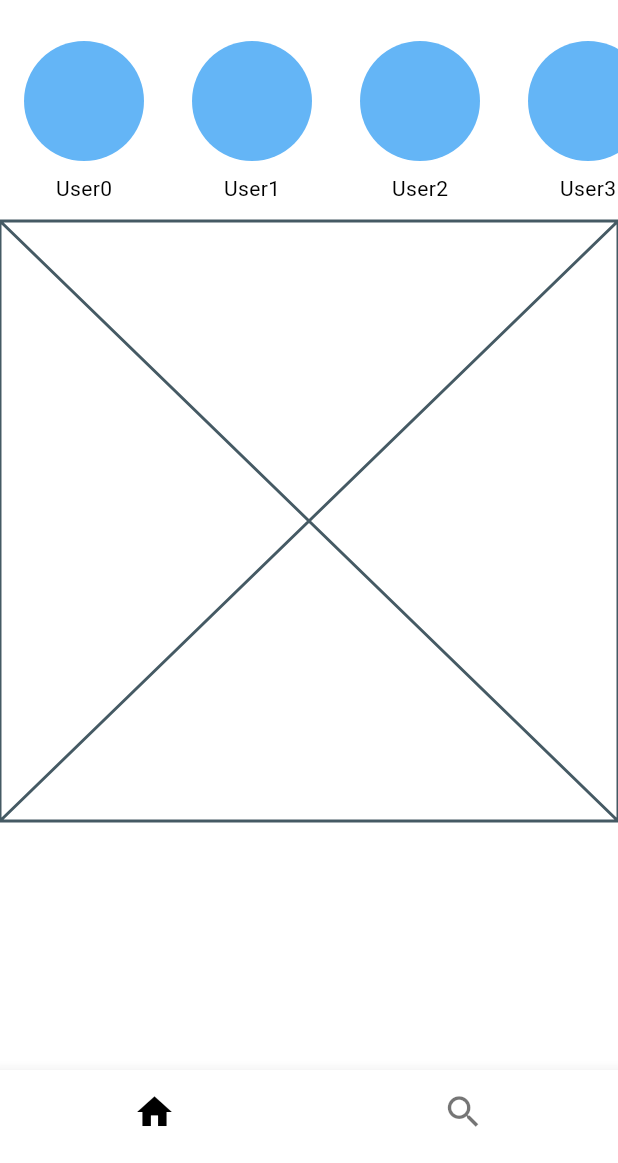
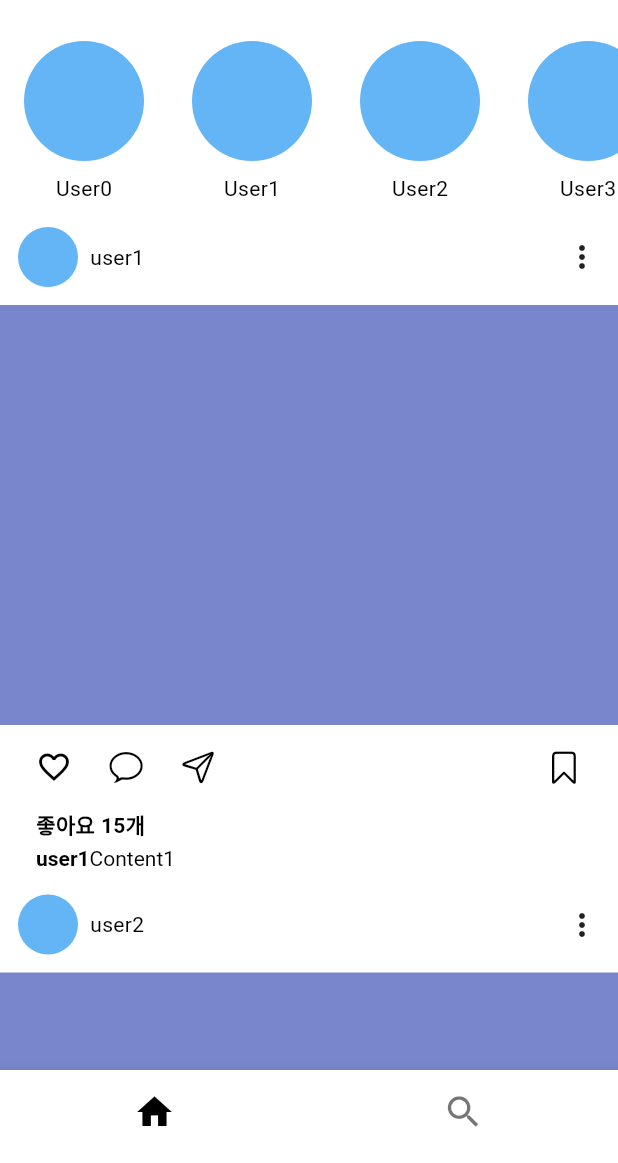
Before and after one commit to felix980131/TIL, a Flutter app: the screen it shows after launch, on a phone screen of 412 x 824 dp, the part 73-1236 px from its top. Run offline on Flutter 3.47's test engine with Material 2 defaults, Android fonts, the phone set to English and light mode, and no system bars; our stand-ins replace go_router, google_fonts.

Commit message:
docs: update Flutter practice instagram_clone home_screen.dart FeedItem

```diff
--- a/Flutter/practice/1. widget/instagram_clone/lib/screen/home_screen.dart
+++ b/Flutter/practice/1. widget/instagram_clone/lib/screen/home_screen.dart
@@ -1,3 +1,4 @@
+import 'package:flutter/cupertino.dart';
 import 'package:flutter/material.dart';
 
 class HomeScreen extends StatelessWidget {
@@ -57,11 +58,122 @@ class UserStory extends StatelessWidget {
   }
 }
 
+class FeedData {
+  final String userName;
+  final int likeCount;
+  final String content;
+
+  FeedData({
+    required this.userName,
+    required this.likeCount,
+    required this.content,
+  });
+}
+
+final feedDataList = [
+  FeedData(userName: "user1", likeCount: 15, content: "Content1"),
+  FeedData(userName: "user2", likeCount: 61, content: "Content2"),
+  FeedData(userName: "user3", likeCount: 15, content: "Content3"),
+  FeedData(userName: "user4", likeCount: 94, content: "Content4"),
+  FeedData(userName: "user5", likeCount: 96, content: "Content5"),
+  FeedData(userName: "user6", likeCount: 16, content: "Content6"),
+];
+
 class FeedList extends StatelessWidget {
   const FeedList({super.key});
 
   @override
   Widget build(BuildContext context) {
-    return const Placeholder();
+    return ListView.builder(
+      shrinkWrap: true,
+      physics: const NeverScrollableScrollPhysics(),
+      itemCount: feedDataList.length,
+      itemBuilder: (context, index) {
+        return FeedItem(feedData: feedDataList[index]);
+      },
+    );
   }
 }
+
+class FeedItem extends StatelessWidget {
+  final FeedData feedData;
+
+  const FeedItem({super.key, required this.feedData});
+
+  @override
+  Widget build(BuildContext context) {
+    return Column(
+      crossAxisAlignment: CrossAxisAlignment.start,
+      children: [
+        Padding(
+          padding: EdgeInsets.symmetric(vertical: 4, horizontal: 12),
+          child: Row(
+            mainAxisAlignment: MainAxisAlignment.spaceBetween,
+            children: [
+              Row(
+                children: [
+                  Container(
+                    width: 40,
+                    height: 40,
+                    decoration: BoxDecoration(
+                        color: Colors.blue.shade300, shape: BoxShape.circle),
+                  ),
+                  const SizedBox(width: 8),
+                  Text(feedData.userName)
+                ],
+              ),
+              Icon(Icons.more_vert),
+            ],
+          ),
+        ),
+        const SizedBox(height: 8),
+        Container(
+          width: double.infinity,
+          height: 280,
+          color: Colors.indigo.shade300,
+        ),
+        Padding(
+          padding: EdgeInsets.symmetric(vertical: 4, horizontal: 12),
+          child: Row(
+            mainAxisAlignment: MainAxisAlignment.spaceBetween,
+            children: [
+              Row(
+                children: [
+                  IconButton(
+                      onPressed: () {}, icon: Icon(Icons.favorite_outline)),
+                  IconButton(
+                      onPressed: () {}, icon: Icon(CupertinoIcons.chat_bubble)),
+                  IconButton(
+                      onPressed: () {}, icon: Icon(CupertinoIcons.paperplane)),
+                ],
+              ),
+              IconButton(onPressed: () {}, icon: Icon(CupertinoIcons.bookmark)),
+            ],
+          ),
+        ),
+        Padding(
+          padding: EdgeInsets.symmetric(horizontal: 24),
+          child: Text("좋아요 ${feedData.likeCount}개",
+              style: TextStyle(fontWeight: FontWeight.bold)),
+        ),
+        Padding(
+          padding: EdgeInsets.symmetric(horizontal: 24, vertical: 4),
+          child: RichText(
+            text: TextSpan(style: TextStyle(color: Colors.black), children: [
+              TextSpan(
+                text: feedData.userName,
+                style: TextStyle(fontWeight: FontWeight.bold),
+              ),
+              TextSpan(
+                text: feedData.content,
+              ),
+            ]),
+          ),
+        ),
+        const SizedBox(
+          height: 8,
+        )
+      ],
+    );
+  }
+}
```
